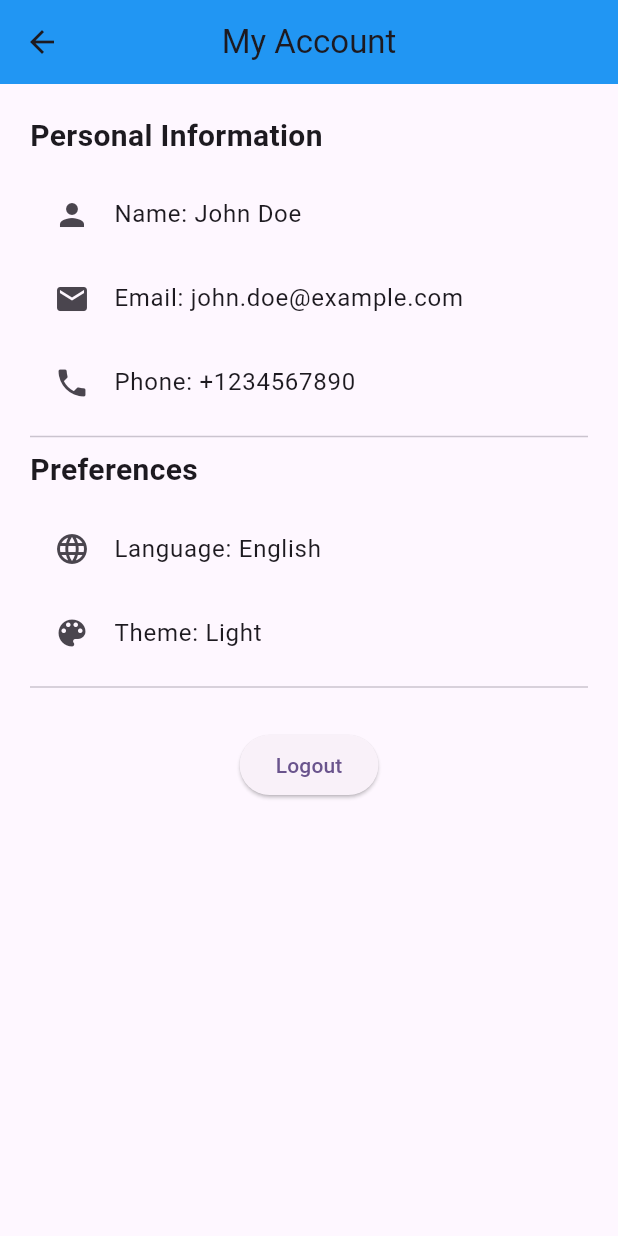
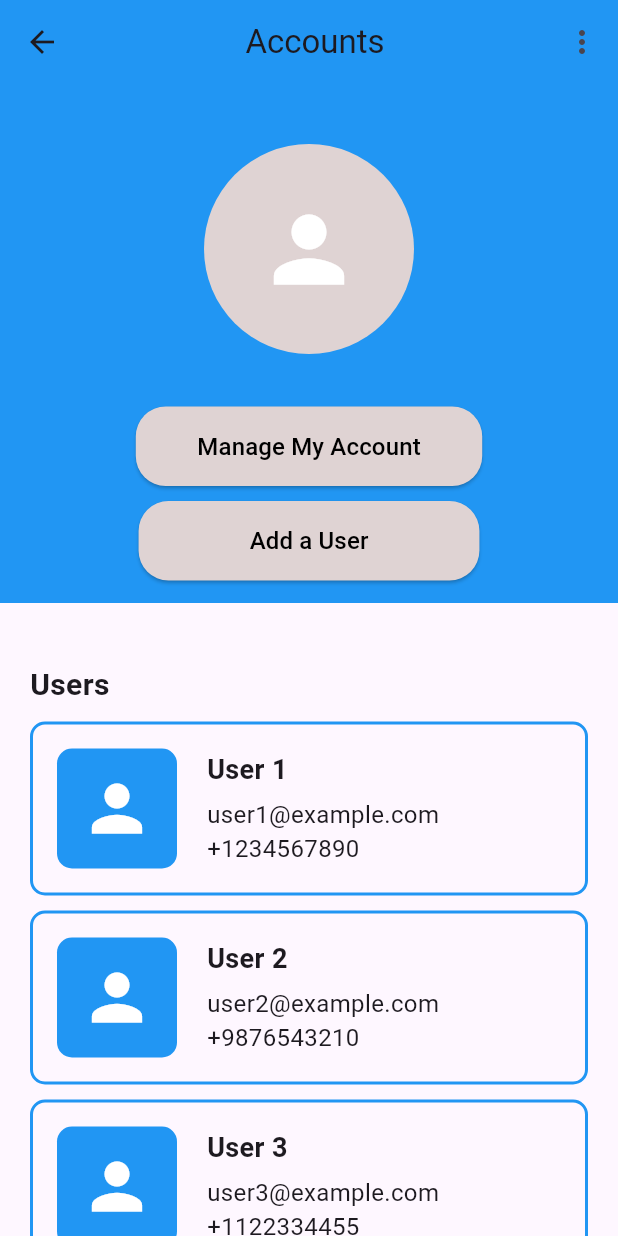
Before and after one commit to sisay2143/WholesaleWise, a Flutter app: the AccountPage screen opened directly, on a phone screen of 412 x 824 dp. Run offline on Flutter 3.47's test engine with Material 3 defaults, Android fonts, the phone set to English and light mode, and no system bars; our stand-ins replace carousel_slider, cloud_firestore, firebase_auth, firebase_core, image_picker, pie_chart; accounts and stored records are empty.

Commit message:
managers home screen

```diff
--- a/lib/Views/account.dart
+++ b/lib/Views/account.dart
@@ -1,68 +1,218 @@
+import 'dart:ui';
 import 'package:flutter/material.dart';
-
+import 'CreateUser.dart';
+import 'login.dart';
+import 'profilescreen.dart';
+import 'HomeManager.dart';
 class AccountPage extends StatelessWidget {
   @override
   Widget build(BuildContext context) {
     return Scaffold(
       appBar: AppBar(
-        title: Text('My Account'),
-        centerTitle: true,
+        leading: IconButton(
+          icon: Icon(Icons.arrow_back),
+          onPressed: () {
+            Navigator.pushReplacement(
+          context,
+          MaterialPageRoute(builder: (context) => HomepageManager()), // Navigate to accounts screen
+        );;
+          },
+        ),
+        title: Center(child: Text('Accounts')),
+        actions: [
+  PopupMenuButton<String>(
+
+
+    onSelected: (String result) {
+      if (result == 'settings') {
+
+        // Navigate to settings page
+      } else if (result == 'logout') {
+        Navigator.push(
+                  context,
+                  MaterialPageRoute(builder: (context) => LoginView()),
+                );
+        // Implement logout functionality
+      }
+    },
+    itemBuilder: (BuildContext context) => <PopupMenuEntry<String>>[
+      PopupMenuItem<String>(
+        value: 'settings',
+        child: ListTile(
+          leading: Icon(Icons.settings),
+          title: Text('Settings'),
+        ),
+      ),
+      PopupMenuItem<String>(
+        value: 'logout',
+        child: ListTile(
+          leading: Icon(Icons.logout),
+          title: Text('Log Out'),
+        ),
+         height: 20,
+          // Adjust the height of the menu item
+
+      ),
+
+    ],
+  ),
+],
+
         backgroundColor: Colors.blue,
       ),
-      body: Padding(
-        padding: EdgeInsets.all(20.0),
+      body: SingleChildScrollView(
         child: Column(
           crossAxisAlignment: CrossAxisAlignment.start,
           children: [
-            Text(
-              'Personal Information',
-              style: TextStyle(
-                fontSize: 20,
-                fontWeight: FontWeight.bold,
+            Container(
+              color: Colors.blue, // Set the background color to blue
+              padding: EdgeInsets.all(15),
+              child: Column(
+                children: [
+                  Center(
+                    child: Container(
+                      width: 140,
+                      height: 190,
+                      decoration: BoxDecoration(
+                        color: Color.fromARGB(255, 223, 211, 211), // Blue background color
+                        shape: BoxShape.circle,
+                      ),
+                      child: Icon(
+                        Icons.person,
+                        size: 70,
+                        color: Colors.white,
+                      ),
+                    ),
+                  ),
+                  SizedBox(height: 10),
+                  Center(
+                    child: ElevatedButton(
+                      onPressed: () {
+                         Navigator.push(
+                  context,
+                  MaterialPageRoute(builder: (context) => ProfileEditPage()),
+                );
+
+                        // Implement manage account functionality
+                      },
+                      style: ElevatedButton.styleFrom(
+                        shape: RoundedRectangleBorder(
+                          borderRadius: BorderRadius.circular(20), // Adjust the radius as needed
+                        ),
+                       primary: Color.fromARGB(255, 223, 211, 211),
+ // Set the button color to blue
+                      ),
+                      child: Padding(
+                        padding: EdgeInsets.symmetric(horizontal: 17, vertical: 15), // Adjust padding as needed
+                        child: Text(
+
+                          'Manage My Account',
+                          style: TextStyle(fontSize: 16,color:Colors.black ), // Adjust font size as needed
+                        ),
+                      ),
+                    ),
+                  ),
+                  SizedBox(height: 10),
+                  Center(
+                    child: ElevatedButton(
+                      onPressed: () {
+  Navigator.push(
+    context,
+    MaterialPageRoute(builder: (context) => CreateUser()), // Replace NextPage() with the page you want to navigate to
+  );
+},
+
+                      style: ElevatedButton.styleFrom(
+                        shape: RoundedRectangleBorder(
+                          borderRadius: BorderRadius.circular(20), // Adjust the radius as needed
+                        ),
+                       primary: Color.fromARGB(255, 223, 211, 211),
+ // Set the button color to blue
+                      ),
+                      child: Padding(
+                        padding: EdgeInsets.symmetric(horizontal: 50, vertical: 15), // Adjust padding as needed
+                        child: Text(
+                          'Add a User',
+                          style: TextStyle(fontSize: 16,color:Colors.black), // Adjust font size as needed
+                        ),
+                      ),
+                    ),
+                  ),
+                ],
               ),
             ),
-            SizedBox(height: 10),
-            ListTile(
-              leading: Icon(Icons.person),
-              title: Text('Name: John Doe'),
-            ),
-            ListTile(
-              leading: Icon(Icons.email),
-              title: Text('Email: john.doe@example.com'),
-            ),
-            ListTile(
-              leading: Icon(Icons.phone),
-              title: Text('Phone: +1234567890'),
-            ),
-            Divider(),
-            Text(
-              'Preferences',
-              style: TextStyle(
-                fontSize: 20,
-                fontWeight: FontWeight.bold,
-              ),
-            ),
-            SizedBox(height: 10),
-            ListTile(
-              leading: Icon(Icons.language),
-              title: Text('Language: English'),
-            ),
-            ListTile(
-              leading: Icon(Icons.color_lens),
-              title: Text('Theme: Light'),
-            ),
-            Divider(),
             SizedBox(height: 20),
-            Center(
-              child: ElevatedButton(
-                onPressed: () {
-                  // Implement logout functionality
-                },
-                child: Text('Logout'),
+            Padding(
+              padding: const EdgeInsets.all(20.0),
+              child: Column(
+                crossAxisAlignment: CrossAxisAlignment.start,
+                children: [
+                  Padding(
+                    padding: const EdgeInsets.only(bottom: 10.0),
+                    child: Text(
+                      'Users',
+                      style: TextStyle(
+                        fontSize: 20,
+                        fontWeight: FontWeight.bold,
+                      ),
+                    ),
+                  ),
+                  _buildUserContainer(context, 'User 1', 'user1@example.com', '+1234567890'),
+                  SizedBox(height: 10),
+                  _buildUserContainer(context, 'User 2', 'user2@example.com', '+9876543210'),
+                  SizedBox(height: 10),
+                  _buildUserContainer(context, 'User 3', 'user3@example.com', '+1122334455'),
+                ],
               ),
             ),
           ],
         ),
+      ),
+    );
+  }
+
+  Widget _buildUserContainer(BuildContext context, String name, String email, String phone) {
+    return Container(
+      padding: EdgeInsets.all(16),
+      decoration: BoxDecoration(
+        borderRadius: BorderRadius.circular(10),
+        border: Border.all(color: Colors.blue, width: 2),
+      ),
+      child: Row(
+        children: [
+          Container(
+            width: 80,
+            height: 80,
+            decoration: BoxDecoration(
+              color: Colors.blue, // Blue background color
+              borderRadius: BorderRadius.circular(10),
+            ),
+            child: Icon(
+              Icons.person,
+              size: 50,
+              color: Colors.white,
+            ),
+          ),
+          SizedBox(width: 20),
+          Column(
+            crossAxisAlignment: CrossAxisAlignment.start,
+            children: [
+              Text(
+                name,
+                style: TextStyle(fontWeight: FontWeight.bold, fontSize: 18),
+              ),
+              SizedBox(height: 5),
+              Text(
+                email,
+                style: TextStyle(fontSize: 16),
+              ),
+              Text(
+                phone,
+                style: TextStyle(fontSize: 16),
+              ),
+            ],
+          ),
+        ],
       ),
     );
   }
--- a/pubspec.yaml
+++ b/pubspec.yaml
@@ -44,6 +44,7 @@ dependencies:
   provider: ^6.1.2
   pie_chart: ^5.4.0
   carousel_slider: ^4.2.1
+  image_picker: ^1.0.8
   # firebase_core: ^2.24.2
 #  firebase_core: ^2.27.0
 
```
Also changed, not shown: lib/Views/HomeManager.dart (+18 -15 lines), lib/Views/notification.dart (added, +63 -0 lines), lib/Views/profilescreen.dart (added, +143 -0 lines), pubspec.lock, 5 other files.
